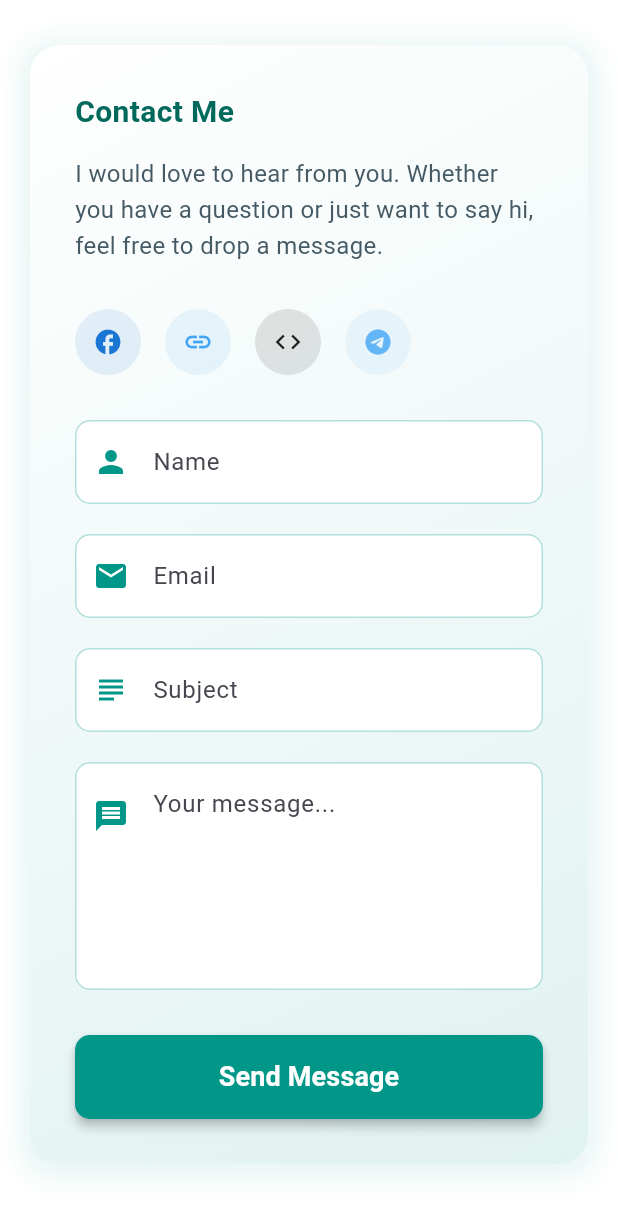
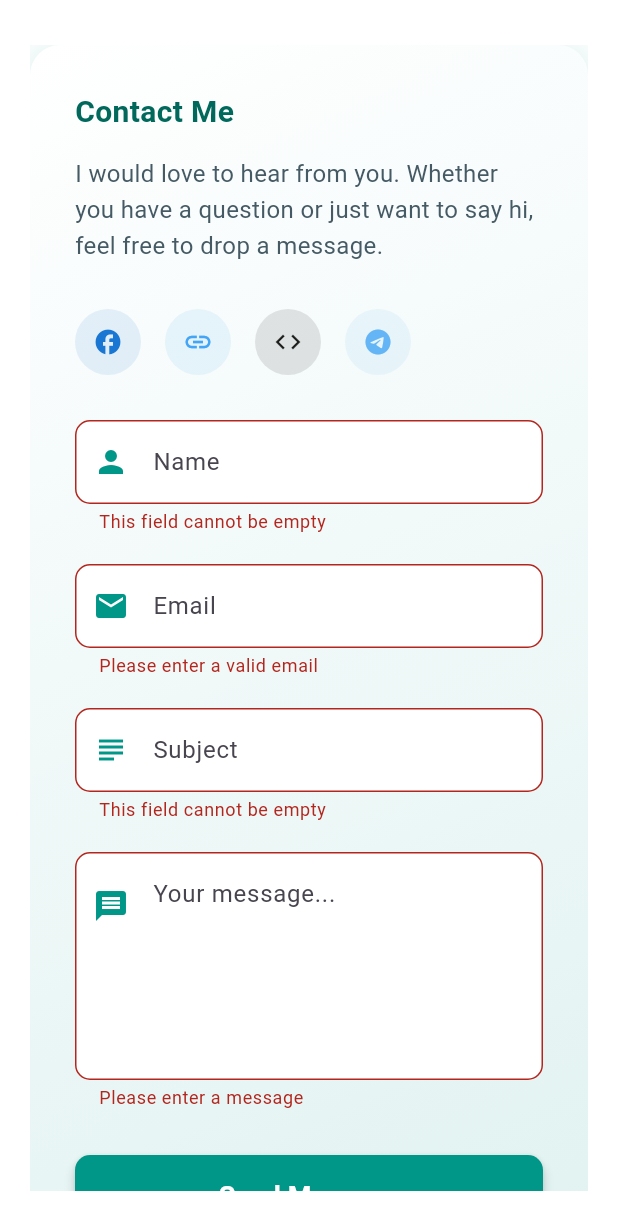
Before and after one commit to nayeemdiu/Sk-Portfolio-, a Flutter app: the ContactPage screen opened directly, after a tap on "Send Message", on a phone screen of 412 x 824 dp. Shown: the top 1230 px of the screen. Run offline on Flutter 3.47's test engine with Material 3 defaults, Android fonts, the phone set to English and light mode, and no system bars; our stand-ins replace animated_text_kit, fl_chart, flutter_staggered_animations, google_fonts.

Commit message:
hire me and contact button working

```diff
--- a/lib/screen/contact_screen.dart
+++ b/lib/screen/contact_screen.dart
@@ -6,11 +6,16 @@ class ContactPage extends StatefulWidget {
   _ContactPageState createState() => _ContactPageState();
 }
 
-class _ContactPageState extends State<ContactPage>
-    with SingleTickerProviderStateMixin {
+class _ContactPageState extends State<ContactPage> with SingleTickerProviderStateMixin {
   late AnimationController _controller;
   late Animation<Offset> _slideAnimation;
   late Animation<double> _fadeAnimation;
+
+  final _formKey = GlobalKey<FormState>();
+  final TextEditingController _nameController = TextEditingController();
+  final TextEditingController _emailController = TextEditingController();
+  final TextEditingController _subjectController = TextEditingController();
+  final TextEditingController _messageController = TextEditingController();
 
   @override
   void initState() {
@@ -28,14 +33,73 @@ class _ContactPageState extends State<ContactPage>
   @override
   void dispose() {
     _controller.dispose();
+    _nameController.dispose();
+    _emailController.dispose();
+    _subjectController.dispose();
+    _messageController.dispose();
     super.dispose();
   }
 
-  Future<void> _launchURL(String url) async {
-    final Uri uri = Uri.parse(url);
-    if (!await launchUrl(uri, mode: LaunchMode.externalApplication)) {
+  Future<void> _launchWhatsApp() async {
+    String message =
+        'Name: ${_nameController.text}\n'
+        'Email: ${_emailController.text}\n'
+        'Subject: ${_subjectController.text}\n'
+        'Message: ${_messageController.text}';
+    String url = 'https://wa.me/8801733367274?text=${Uri.encodeComponent(message)}';
+    if (await canLaunch(url)) {
+      await launch(url);
+      _clearFields();
+      _showSnackbar(context,'Message sent successfully!',);
+    } else {
       throw 'Could not launch $url';
     }
+  }
+
+  void _clearFields() {
+    _nameController.clear();
+    _emailController.clear();
+    _subjectController.clear();
+    _messageController.clear();
+  }
+
+
+  void _showSnackbar(BuildContext context, String message) {
+    final overlay = Overlay.of(context);
+    final overlayEntry = OverlayEntry(
+      builder: (context) => Positioned(
+        top: MediaQuery.of(context).viewPadding.top + 20, // Place it below the status bar
+        left: 20,
+        right: 20,
+        child: Material(
+          elevation: 10,
+          borderRadius: BorderRadius.circular(15),
+          color: Colors.transparent,
+          child: Container(
+            padding: EdgeInsets.all(25),
+            decoration: BoxDecoration(
+              color: Colors.teal,
+              borderRadius: BorderRadius.circular(15),
+            ),
+            child: Text(
+              message,
+              style: TextStyle(
+                fontSize: 18,
+                color: Colors.white,
+                fontWeight: FontWeight.bold,
+              ),
+            ),
+          ),
+        ),
+      ),
+    );
+
+    overlay?.insert(overlayEntry);
+
+    // Automatically remove the SnackBar after a delay
+    Future.delayed(Duration(seconds: 15)).then((value) {
+      overlayEntry.remove();
+    });
   }
 
   @override
@@ -141,19 +205,22 @@ class _ContactPageState extends State<ContactPage>
   }
 
   Widget _buildContactForm() {
-    return Column(
+    return Form(
+      key: _formKey,
+      child: Column(
         crossAxisAlignment: CrossAxisAlignment.stretch,
         children: [
-        _buildAnimatedTextField('Name', Icons.person),
+          _buildAnimatedTextField('Name', Icons.person, _nameController),
           SizedBox(height: 20),
-        _buildAnimatedTextField('Email', Icons.email),
+          _buildAnimatedTextField('Email', Icons.email, _emailController, isEmail: true),
           SizedBox(height: 20),
-        _buildAnimatedTextField('Subject', Icons.subject),
+          _buildAnimatedTextField('Subject', Icons.subject, _subjectController),
           SizedBox(height: 20),
           _buildAnimatedMessageField(),
           SizedBox(height: 30),
           _buildSubmitButton(context),
         ],
+      ),
     );
   }
 
@@ -163,17 +230,10 @@ class _ContactPageState extends State<ContactPage>
       spacing: 16,
       runSpacing: 16,
       children: [
-        _buildSocialIcon(Icons.facebook, Colors.blue[700]!,
-            'https://www.facebook.com/sknayeem.urrahman/', iconSize),
-        _buildSocialIcon(
-            Icons.link,
-            Colors.blue[400]!,
-            'https://www.linkedin.com/in/sk-nayeem-ur-rahman-439783271/',
-            iconSize),
-        _buildSocialIcon(Icons.code, Colors.black87,
-            'https://github.com/nayeemdiu', iconSize),
-        _buildSocialIcon(Icons.telegram, Colors.blue[300]!,
-            'https://t.me/your-telegram', iconSize),
+        _buildSocialIcon(Icons.facebook, Colors.blue[700]!, 'https://www.facebook.com/sknayeem.urrahman/', iconSize),
+        _buildSocialIcon(Icons.link, Colors.blue[400]!, 'https://www.linkedin.com/in/sk-nayeem-ur-rahman-439783271/', iconSize),
+        _buildSocialIcon(Icons.code, Colors.black87, 'https://github.com/nayeemdiu', iconSize),
+        _buildSocialIcon(Icons.telegram, Colors.blue[300]!, 'https://t.me/your-telegram', iconSize),
       ],
     );
   }
@@ -192,15 +252,11 @@ class _ContactPageState extends State<ContactPage>
     );
   }
 
-  Widget _buildAnimatedTextField(String hintText, IconData icon) {
+  Widget _buildAnimatedTextField(String hintText, IconData icon, TextEditingController controller, {bool isEmail = false}) {
     return FadeTransition(
       opacity: _fadeAnimation,
-      child: _buildTextField(hintText, icon),
-    );
-  }
-
-  Widget _buildTextField(String hintText, IconData icon) {
-    return TextField(
+      child: TextFormField(
+        controller: controller,
         decoration: InputDecoration(
           hintText: hintText,
           prefixIcon: Icon(icon, color: Colors.teal),
@@ -219,13 +275,28 @@ class _ContactPageState extends State<ContactPage>
             borderSide: BorderSide(color: Colors.teal.shade100),
           ),
         ),
+        validator: isEmail
+            ? (value) {
+          if (value == null || value.isEmpty || !RegExp(r'^[^@]+@[^@]+\.[^@]+').hasMatch(value)) {
+            return 'Please enter a valid email';
+          }
+          return null;
+        }
+            : (value) {
+          if (value == null || value.isEmpty) {
+            return 'This field cannot be empty';
+          }
+          return null;
+        },
+      ),
     );
   }
 
   Widget _buildAnimatedMessageField() {
     return FadeTransition(
       opacity: _fadeAnimation,
-      child: TextField(
+      child: TextFormField(
+        controller: _messageController,
         maxLines: 5,
         decoration: InputDecoration(
           hintText: 'Your message...',
@@ -248,6 +319,12 @@ class _ContactPageState extends State<ContactPage>
             borderSide: BorderSide(color: Colors.teal.shade100),
           ),
         ),
+        validator: (value) {
+          if (value == null || value.isEmpty) {
+            return 'Please enter a message';
+          }
+          return null;
+        },
       ),
     );
   }
@@ -255,7 +332,9 @@ class _ContactPageState extends State<ContactPage>
   Widget _buildSubmitButton(BuildContext context) {
     return ElevatedButton(
       onPressed: () {
-        // Add your submit action here
+        if (_formKey.currentState!.validate()) {
+          _launchWhatsApp();
+        }
       },
       style: ElevatedButton.styleFrom(
         backgroundColor: Colors.teal,
@@ -271,4 +350,11 @@ class _ContactPageState extends State<ContactPage>
       ),
     );
   }
+
+  Future<void> _launchURL(String url) async {
+    final Uri uri = Uri.parse(url);
+    if (!await launchUrl(uri, mode: LaunchMode.externalApplication)) {
+      throw 'Could not launch $url';
     }
+  }
+}
```
Also changed, not shown: lib/widget/profile_screen.dart (+9 -0 lines). Lines whose indentation alone changed are shown as unchanged.
